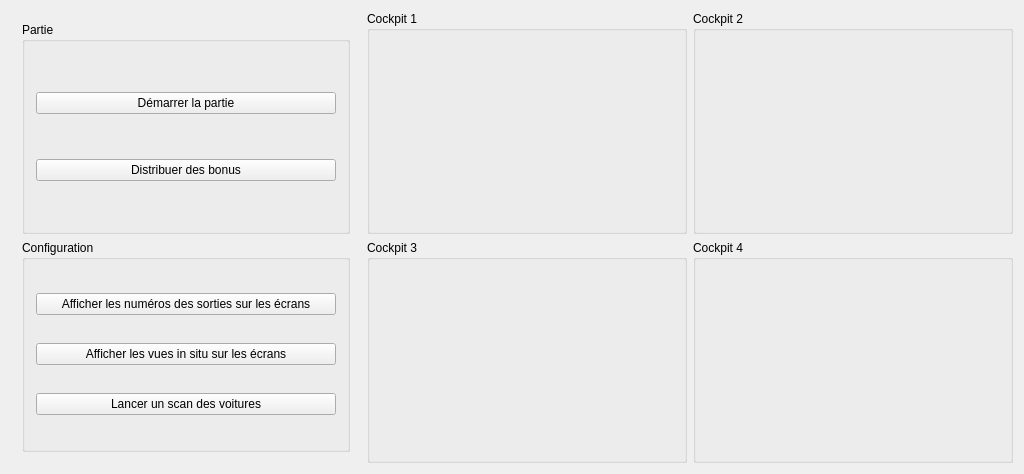
Old version of the form carmonitor.ui in the repository carinsitu/cis-monitor.
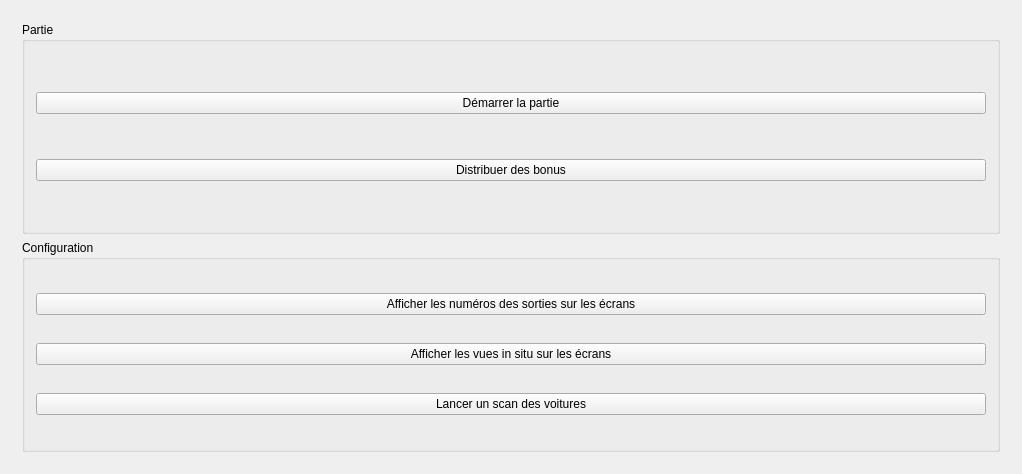
New version of the form.

Commit message:
Refactor cockpit scene, monitor view and widget
This commit introduces the Cockpit concept to handle one scene and
multiple views on it.

This commit removes old Player* classes, all code have been splitted
into:

 * Cockpit: non-UI class to have a single entry point to manipulate
"Player" view
 * CockpitMonitor: UI widget to place in main UI where per-cockpit
widget are placed
 * CockpitMonitorView: UI widget, placed in CockpitMonitor container,
that display the cockpit scene

Remove unused Player* classes

```diff
--- a/carmonitor.ui
+++ b/carmonitor.ui
@@ -99,84 +99,7 @@
      </widget>
     </item>
     <item>
-     <layout class="QGridLayout" name="centralLayout">
-      <item row="0" column="0">
-       <widget class="QGroupBox" name="gbCockpit1">
-        <property name="sizePolicy">
-         <sizepolicy hsizetype="MinimumExpanding" vsizetype="MinimumExpanding">
-          <horstretch>0</horstretch>
-          <verstretch>0</verstretch>
-         </sizepolicy>
-        </property>
-        <property name="minimumSize">
-         <size>
-          <width>320</width>
-          <height>0</height>
-         </size>
-        </property>
-        <property name="title">
-         <string>Cockpit 1</string>
-        </property>
-       </widget>
-      </item>
-      <item row="0" column="1">
-       <widget class="QGroupBox" name="gbCockpit2">
-        <property name="sizePolicy">
-         <sizepolicy hsizetype="MinimumExpanding" vsizetype="MinimumExpanding">
-          <horstretch>0</horstretch>
-          <verstretch>0</verstretch>
-         </sizepolicy>
-        </property>
-        <property name="minimumSize">
-         <size>
-          <width>320</width>
-          <height>0</height>
-         </size>
-        </property>
-        <property name="title">
-         <string>Cockpit 2</string>
-        </property>
-       </widget>
-      </item>
-      <item row="1" column="0">
-       <widget class="QGroupBox" name="groupBox_3">
-        <property name="sizePolicy">
-         <sizepolicy hsizetype="MinimumExpanding" vsizetype="MinimumExpanding">
-          <horstretch>0</horstretch>
-          <verstretch>0</verstretch>
-         </sizepolicy>
-        </property>
-        <property name="minimumSize">
-         <size>
-          <width>320</width>
-          <height>0</height>
-         </size>
-        </property>
-        <property name="title">
-         <string>Cockpit 3</string>
-        </property>
-       </widget>
-      </item>
-      <item row="1" column="1">
-       <widget class="QGroupBox" name="groupBox_4">
-        <property name="sizePolicy">
-         <sizepolicy hsizetype="MinimumExpanding" vsizetype="MinimumExpanding">
-          <horstretch>0</horstretch>
-          <verstretch>0</verstretch>
-         </sizepolicy>
-        </property>
-        <property name="minimumSize">
-         <size>
-          <width>320</width>
-          <height>0</height>
-         </size>
-        </property>
-        <property name="title">
-         <string>Cockpit 4</string>
-        </property>
-       </widget>
-      </item>
-     </layout>
+     <layout class="QGridLayout" name="centralLayout"/>
     </item>
    </layout>
   </widget>
```
The commit also changes 13 other files.
